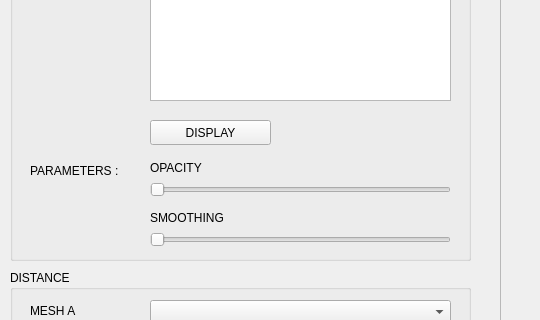
The window that distanceGui.ui (juliettepera/distance) describes before a commit, drawn with Qt 5; both pictures show x 0 to 540 and y 210 to 530 of the 1217 by 845 pixel window.
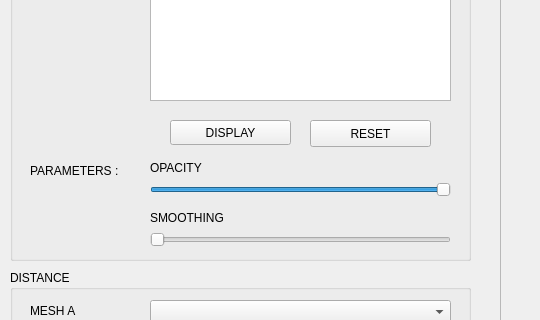
The same window after the commit.

Commit message: ENH: add button RESET can load many mesh in different times still pb with camera view

```diff
--- a/distanceGui.ui
+++ b/distanceGui.ui
@@ -72,7 +72,7 @@
       <number>100</number>
      </property>
      <property name="sliderPosition">
-      <number>0</number>
+      <number>100</number>
      </property>
      <property name="tracking">
       <bool>true</bool>
@@ -152,7 +152,7 @@
     <widget class="QPushButton" name="pushButtonDisplay">
      <property name="geometry">
       <rect>
-       <x>140</x>
+       <x>160</x>
        <y>310</y>
        <width>121</width>
        <height>25</height>
@@ -162,6 +162,19 @@
       <string>DISPLAY</string>
      </property>
     </widget>
+    <widget class="QPushButton" name="pushButtonReset">
+     <property name="geometry">
+      <rect>
+       <x>300</x>
+       <y>310</y>
+       <width>121</width>
+       <height>27</height>
+      </rect>
+     </property>
+     <property name="text">
+      <string>RESET</string>
+     </property>
+    </widget>
    </widget>
    <widget class="QGroupBox" name="groupBoxDistance">
     <property name="geometry">
```
The commit also changes 2 other files.
